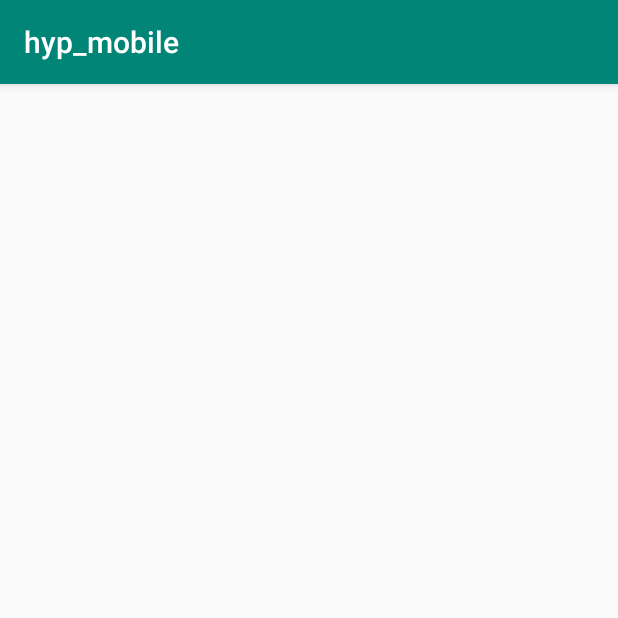
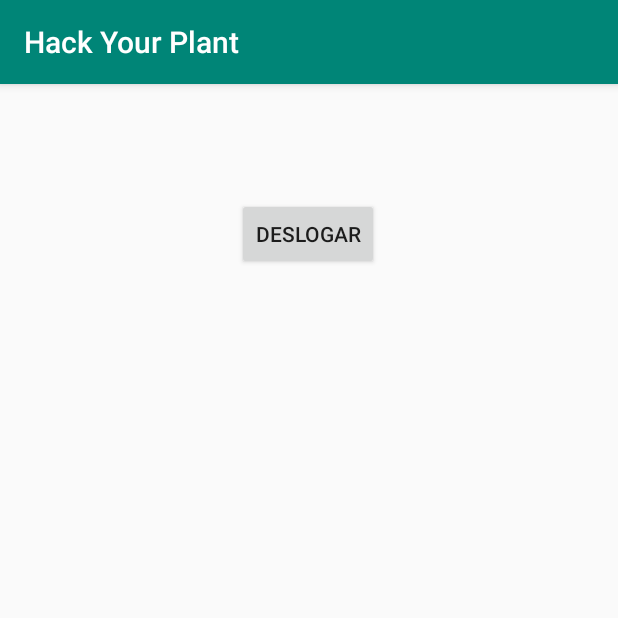
Before and after one commit to FabioAguiar/hyp_mobile, an Android app: the screen it shows after launch once a user with an empty profile is signed in (MainActivity), on a phone screen of 412 x 824 dp, the top half of it. Run offline under Robolectric (Android 15) with nearby library versions, the light colour scheme and no system bars; our stand-ins replace Firebase (no records; nobody signed in at launch, a user with empty details on screens opened directly).

Commit message:
Criação do botão deslogar

```diff
--- a/app/src/main/java/hyp/mobile/com/br/LoginActivity.java
+++ b/app/src/main/java/hyp/mobile/com/br/LoginActivity.java
@@ -55,7 +55,7 @@ public class LoginActivity extends AppCompatActivity {
             public void onClick(View view) {
                 Intent intent = new Intent(LoginActivity.this, CadastroUsuarioActivity.class);
                 startActivity(intent);
-                finish();
+                //finish();
             }
         });
 
--- a/app/src/main/java/hyp/mobile/com/br/MainActivity.java
+++ b/app/src/main/java/hyp/mobile/com/br/MainActivity.java
@@ -1,13 +1,41 @@
 package hyp.mobile.com.br;
 
+import android.content.Intent;
 import android.support.v7.app.AppCompatActivity;
 import android.os.Bundle;
+import android.view.View;
+import android.widget.Button;
+
+import com.google.firebase.FirebaseApp;
+import com.google.firebase.auth.FirebaseAuth;
+
+import hyp.mobile.com.br.config.ConfiguracaoFirebase;
 
 public class MainActivity extends AppCompatActivity {
+
+    private Button deslogar;
+    private FirebaseAuth auth;
 
     @Override
     protected void onCreate(Bundle savedInstanceState) {
         super.onCreate(savedInstanceState);
         setContentView(R.layout.activity_main);
+
+        deslogar = (Button) findViewById(R.id.botaoDeslogarId);
+
+
+
+        deslogar.setOnClickListener(new View.OnClickListener() {
+            @Override
+            public void onClick(View view) {
+                auth = ConfiguracaoFirebase.getFirebaseAuth();
+                auth.signOut();
+
+                Intent intent = new Intent(MainActivity.this, LoginActivity.class);
+                startActivity(intent);
+                finish();
+            }
+        });
+
     }
 }
--- a/app/src/main/res/layout/activity_main.xml
+++ b/app/src/main/res/layout/activity_main.xml
@@ -4,4 +4,16 @@
     xmlns:tools="http://schemas.android.com/tools"
     android:layout_width="match_parent"
     android:layout_height="match_parent"
-    tools:context=".MainActivity"/>
+    tools:context=".MainActivity">
+
+    <Button
+        android:id="@+id/botaoDeslogarId"
+        android:layout_width="wrap_content"
+        android:layout_height="wrap_content"
+        android:layout_marginTop="76dp"
+        android:text="Deslogar"
+        app:layout_constraintEnd_toEndOf="parent"
+        app:layout_constraintHorizontal_bias="0.498"
+        app:layout_constraintStart_toStartOf="parent"
+        app:layout_constraintTop_toTopOf="parent" />
+</android.support.constraint.ConstraintLayout>
--- a/app/src/main/res/values/strings.xml
+++ b/app/src/main/res/values/strings.xml
@@ -1,5 +1,5 @@
 <resources>
-    <string name="app_name">hyp_mobile</string>
+    <string name="app_name">Hack Your Plant</string>
     <string name="login_email_hint">Digite seu email</string>
     <string name="login_passwd_hint">Digite sua senha</string>
     <string name="redirect_cadastro">Não tem conta? Cadastre-se!</string>
```
